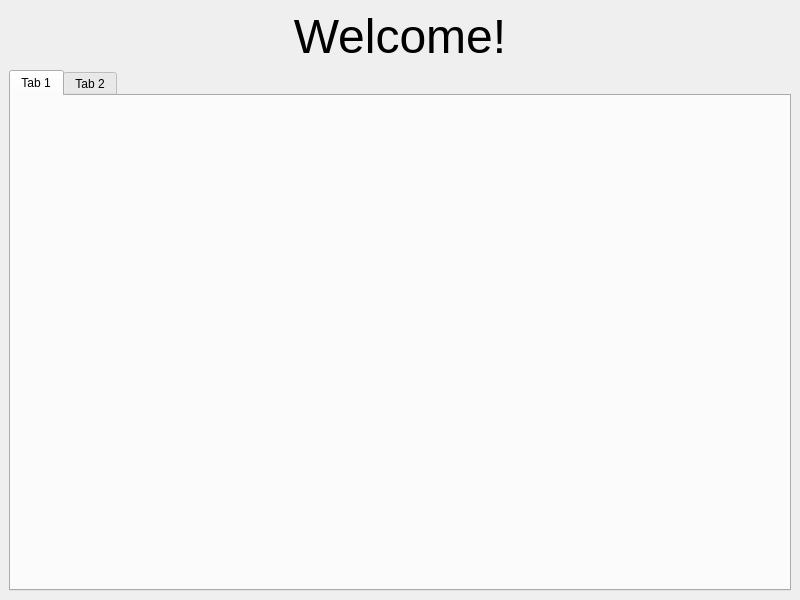
Old version of the form app/ui/layout/dashboard.ui in the repository jankrawczykk/CampusHub.
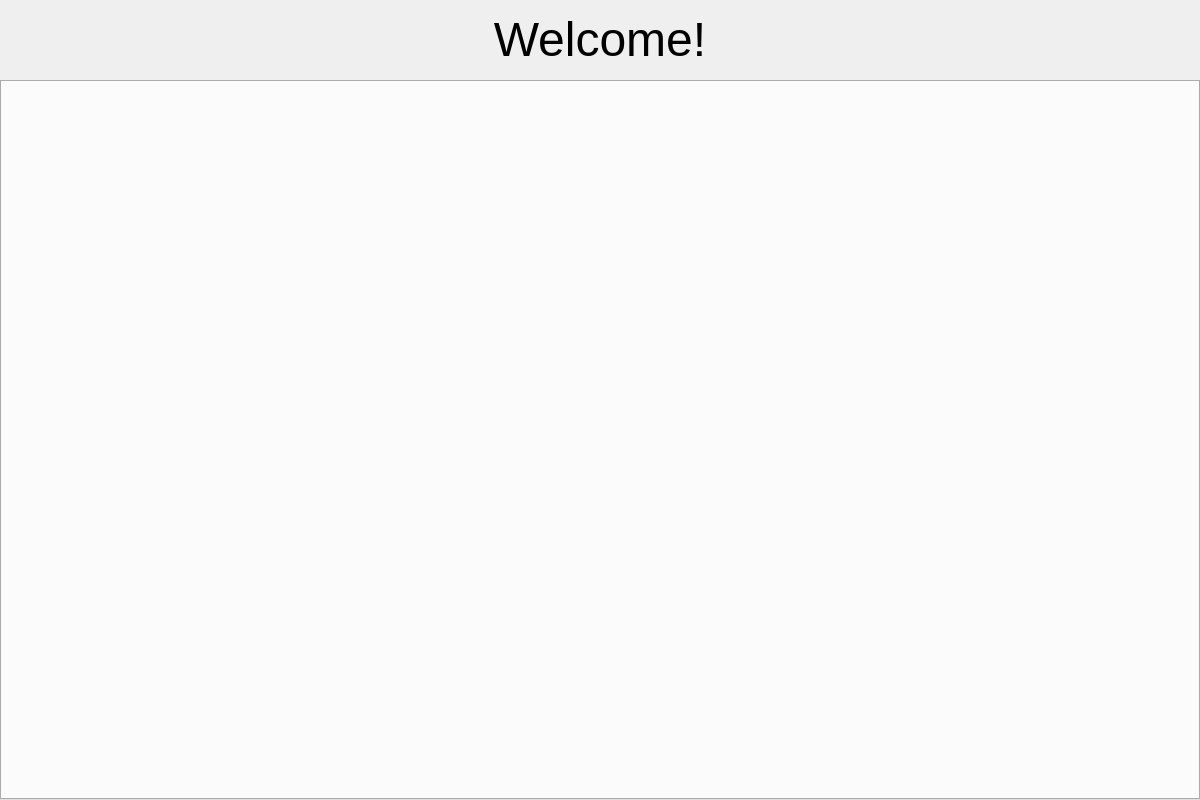
New version of the form.

Diff of the .ui file:
```diff
--- a/app/ui/layout/dashboard.ui
+++ b/app/ui/layout/dashboard.ui
@@ -6,20 +6,38 @@
    <rect>
     <x>0</x>
     <y>0</y>
-    <width>800</width>
-    <height>600</height>
+    <width>1200</width>
+    <height>800</height>
    </rect>
   </property>
   <property name="windowTitle">
    <string>MainWindow</string>
   </property>
-  <property name="tabShape">
-   <enum>QTabWidget::Rounded</enum>
-  </property>
   <widget class="QWidget" name="centralwidget">
-   <layout class="QGridLayout" name="gridLayout">
-    <item row="0" column="0">
+   <layout class="QVBoxLayout" name="verticalLayout">
+    <property name="spacing">
+     <number>0</number>
+    </property>
+    <property name="leftMargin">
+     <number>0</number>
+    </property>
+    <property name="topMargin">
+     <number>0</number>
+    </property>
+    <property name="rightMargin">
+     <number>0</number>
+    </property>
+    <property name="bottomMargin">
+     <number>0</number>
+    </property>
+    <item>
      <widget class="QLabel" name="header">
+      <property name="minimumSize">
+       <size>
+        <width>0</width>
+        <height>80</height>
+       </size>
+      </property>
       <property name="text">
        <string>&lt;html&gt;&lt;head/&gt;&lt;body&gt;&lt;p align=&quot;center&quot;&gt;&lt;span style=&quot; font-size:36pt;&quot;&gt;Welcome!&lt;/span&gt;&lt;/p&gt;&lt;/body&gt;&lt;/html&gt;</string>
       </property>
@@ -29,29 +47,13 @@
       <property name="alignment">
        <set>Qt::AlignCenter</set>
       </property>
-      <property name="wordWrap">
-       <bool>true</bool>
-      </property>
      </widget>
     </item>
-    <item row="1" column="0">
+    <item>
      <widget class="QTabWidget" name="mainTabMenu">
-      <property name="enabled">
-       <bool>true</bool>
-      </property>
       <property name="currentIndex">
        <number>0</number>
       </property>
-      <widget class="QWidget" name="tab">
-       <attribute name="title">
-        <string>Tab 1</string>
-       </attribute>
-      </widget>
-      <widget class="QWidget" name="tab_2">
-       <attribute name="title">
-        <string>Tab 2</string>
-       </attribute>
-      </widget>
      </widget>
     </item>
    </layout>
```
Left out of the diff: 2 changed lines with no effect on the pictures.
